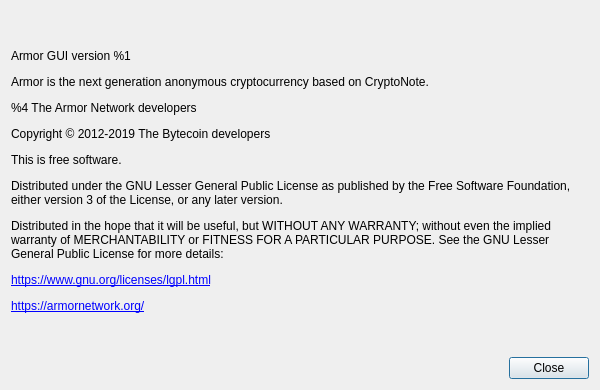
First picture: the form in src/aboutdialog.ui, repository kbhse/armor-gui, before the edit.
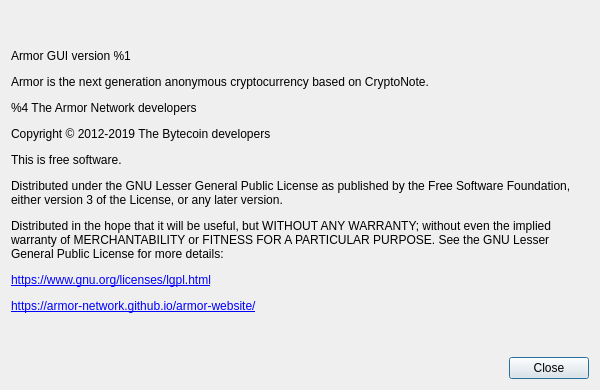
Second picture: the form after the edit. Custom widgets are drawn as their Qt base class.

```diff
--- a/src/aboutdialog.ui
+++ b/src/aboutdialog.ui
@@ -41,7 +41,7 @@
       </sizepolicy>
      </property>
      <property name="text">
-      <string>&lt;html&gt;&lt;head/&gt;&lt;body&gt;&lt;p&gt;Armor GUI version %1&lt;/p&gt;&lt;p&gt;Armor is the next generation anonymous cryptocurrency based on CryptoNote.&lt;/p&gt;&lt;p&gt;%4 The Armor Network developers&lt;/p&gt;&lt;p&gt;Copyright © 2012-2019 The Bytecoin developers&lt;/p&gt;&lt;p&gt;This is free software.&lt;/p&gt;&lt;p&gt;Distributed under the GNU Lesser General Public License as published by the Free Software Foundation, either version 3 of the License, or any later version.&lt;/p&gt;&lt;p&gt;Distributed in the hope that it will be useful, but WITHOUT ANY WARRANTY; without even the implied warranty of MERCHANTABILITY or FITNESS FOR A PARTICULAR PURPOSE. See the GNU Lesser General Public License for more details:&lt;/p&gt;&lt;p&gt;&lt;a href=&quot;https://www.gnu.org/licenses/lgpl.html&quot;&gt;&lt;span style=&quot; text-decoration: underline; color:#0000ff;&quot;&gt;https://www.gnu.org/licenses/lgpl.html&lt;/span&gt;&lt;/a&gt;&lt;/p&gt;&lt;p&gt;&lt;a href=&quot;http://armornetwork.org/&quot;&gt;&lt;span style=&quot; text-decoration: underline; color:#0000ff;&quot;&gt;https://armornetwork.org/&lt;/span&gt;&lt;/a&gt;&lt;/p&gt;&lt;/body&gt;&lt;/html&gt;</string>
+      <string>&lt;html&gt;&lt;head/&gt;&lt;body&gt;&lt;p&gt;Armor GUI version %1&lt;/p&gt;&lt;p&gt;Armor is the next generation anonymous cryptocurrency based on CryptoNote.&lt;/p&gt;&lt;p&gt;%4 The Armor Network developers&lt;/p&gt;&lt;p&gt;Copyright © 2012-2019 The Bytecoin developers&lt;/p&gt;&lt;p&gt;This is free software.&lt;/p&gt;&lt;p&gt;Distributed under the GNU Lesser General Public License as published by the Free Software Foundation, either version 3 of the License, or any later version.&lt;/p&gt;&lt;p&gt;Distributed in the hope that it will be useful, but WITHOUT ANY WARRANTY; without even the implied warranty of MERCHANTABILITY or FITNESS FOR A PARTICULAR PURPOSE. See the GNU Lesser General Public License for more details:&lt;/p&gt;&lt;p&gt;&lt;a href=&quot;https://www.gnu.org/licenses/lgpl.html&quot;&gt;&lt;span style=&quot; text-decoration: underline; color:#0000ff;&quot;&gt;https://www.gnu.org/licenses/lgpl.html&lt;/span&gt;&lt;/a&gt;&lt;/p&gt;&lt;p&gt;&lt;a href=&quot;https://armor-network.github.io/armor-website/&quot;&gt;&lt;span style=&quot; text-decoration: underline; color:#0000ff;&quot;&gt;https://armor-network.github.io/armor-website/&lt;/span&gt;&lt;/a&gt;&lt;/p&gt;&lt;/body&gt;&lt;/html&gt;</string>
      </property>
      <property name="textFormat">
       <enum>Qt::RichText</enum>
```
